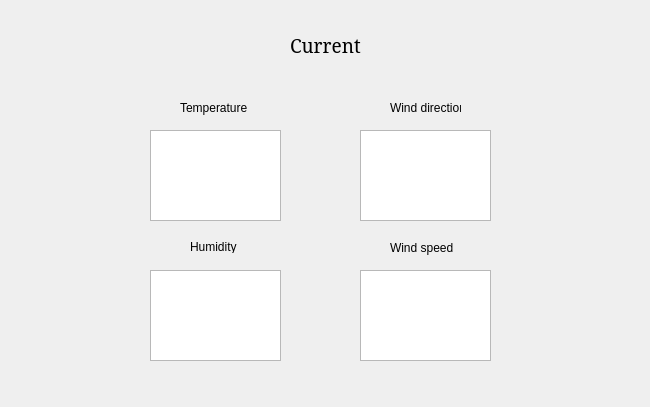
The window that Madita (desktop application)/WeatherstationApp/mainwindow.ui (Lonewoelf/Eye-of-the-storm) describes before a commit, drawn with Qt 5.
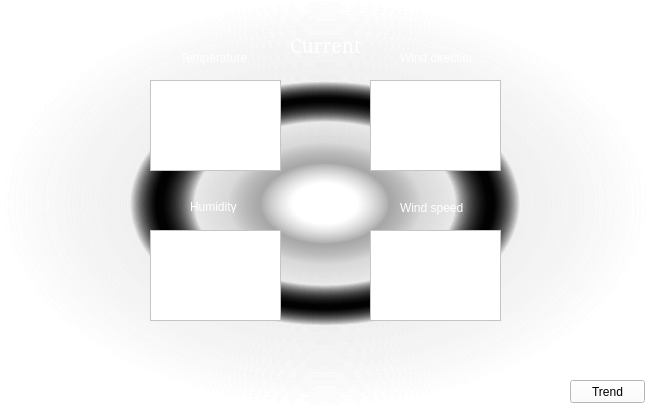
The same window after the commit.

Commit message: Version 1.6 with trend window

Patch:
```diff
--- a/Madita (desktop application)/WeatherstationApp/mainwindow.ui
+++ b/Madita (desktop application)/WeatherstationApp/mainwindow.ui
@@ -11,7 +11,10 @@
    </rect>
   </property>
   <property name="windowTitle">
-   <string>Weather stationC</string>
+   <string>Weather station(Current)</string>
+  </property>
+  <property name="styleSheet">
+   <string notr="true">background-color:qradialgradient(spread:pad, cx:0.5, cy:0.5, radius:0.5, fx:0.5, fy:0.5, stop:0 rgba(255, 255, 255, 255), stop:0.1 rgba(255, 255, 255, 255), stop:0.2 rgba(163, 163, 163, 167), stop:0.3 rgba(204, 204, 204, 92), stop:0.4 rgba(209, 209, 209, 51), stop:0.5 rgba(0, 0, 0, 205), stop:0.52 rgba(0, 0, 0, 205), stop:0.6 rgba(234, 234, 234, 84), stop:1 rgba(255, 255, 255, 0))</string>
   </property>
   <property name="iconSize">
    <size>
@@ -23,8 +26,8 @@
    <widget class="QPlainTextEdit" name="windDirection">
     <property name="geometry">
      <rect>
-      <x>360</x>
-      <y>130</y>
+      <x>370</x>
+      <y>80</y>
       <width>131</width>
       <height>91</height>
      </rect>
@@ -37,6 +40,10 @@
       <bold>false</bold>
      </font>
     </property>
+    <property name="styleSheet">
+     <string notr="true">background-color: rgb(255, 255, 255);
+</string>
+    </property>
     <property name="inputMethodHints">
      <set>Qt::ImhNone</set>
     </property>
@@ -57,7 +64,7 @@
     <property name="geometry">
      <rect>
       <x>150</x>
-      <y>270</y>
+      <y>230</y>
       <width>131</width>
       <height>91</height>
      </rect>
@@ -70,6 +77,10 @@
       <bold>false</bold>
      </font>
     </property>
+    <property name="styleSheet">
+     <string notr="true">background-color: rgb(255, 255, 255);
+</string>
+    </property>
     <property name="inputMethodHints">
      <set>Qt::ImhNone</set>
     </property>
@@ -98,6 +109,24 @@
     <property name="palette">
      <palette>
       <active>
+       <colorrole role="WindowText">
+        <brush brushstyle="SolidPattern">
+         <color alpha="255">
+          <red>255</red>
+          <green>255</green>
+          <blue>255</blue>
+         </color>
+        </brush>
+       </colorrole>
+       <colorrole role="Button">
+        <brush brushstyle="SolidPattern">
+         <color alpha="0">
+          <red>0</red>
+          <green>0</green>
+          <blue>0</blue>
+         </color>
+        </brush>
+       </colorrole>
        <colorrole role="Text">
         <brush brushstyle="SolidPattern">
          <color alpha="255">
@@ -116,6 +145,24 @@
          </color>
         </brush>
        </colorrole>
+       <colorrole role="Base">
+        <brush brushstyle="SolidPattern">
+         <color alpha="0">
+          <red>0</red>
+          <green>0</green>
+          <blue>0</blue>
+         </color>
+        </brush>
+       </colorrole>
+       <colorrole role="Window">
+        <brush brushstyle="SolidPattern">
+         <color alpha="0">
+          <red>0</red>
+          <green>0</green>
+          <blue>0</blue>
+         </color>
+        </brush>
+       </colorrole>
        <colorrole role="ToolTipText">
         <brush brushstyle="SolidPattern">
          <color alpha="255">
@@ -127,6 +174,24 @@
        </colorrole>
       </active>
       <inactive>
+       <colorrole role="WindowText">
+        <brush brushstyle="SolidPattern">
+         <color alpha="255">
+          <red>255</red>
+          <green>255</green>
+          <blue>255</blue>
+         </color>
+        </brush>
+       </colorrole>
+       <colorrole role="Button">
+        <brush brushstyle="SolidPattern">
+         <color alpha="0">
+          <red>0</red>
+          <green>0</green>
+          <blue>0</blue>
+         </color>
+        </brush>
+       </colorrole>
        <colorrole role="Text">
         <brush brushstyle="SolidPattern">
          <color alpha="255">
@@ -145,6 +210,24 @@
          </color>
         </brush>
        </colorrole>
+       <colorrole role="Base">
+        <brush brushstyle="SolidPattern">
+         <color alpha="0">
+          <red>0</red>
+          <green>0</green>
+          <blue>0</blue>
+         </color>
+        </brush>
+       </colorrole>
+       <colorrole role="Window">
+        <brush brushstyle="SolidPattern">
+         <color alpha="0">
+          <red>0</red>
+          <green>0</green>
+          <blue>0</blue>
+         </color>
+        </brush>
+       </colorrole>
        <colorrole role="ToolTipText">
         <brush brushstyle="SolidPattern">
          <color alpha="255">
@@ -156,6 +239,24 @@
        </colorrole>
       </inactive>
       <disabled>
+       <colorrole role="WindowText">
+        <brush brushstyle="SolidPattern">
+         <color alpha="255">
+          <red>120</red>
+          <green>120</green>
+          <blue>120</blue>
+         </color>
+        </brush>
+       </colorrole>
+       <colorrole role="Button">
+        <brush brushstyle="SolidPattern">
+         <color alpha="0">
+          <red>0</red>
+          <green>0</green>
+          <blue>0</blue>
+         </color>
+        </brush>
+       </colorrole>
        <colorrole role="Text">
         <brush brushstyle="SolidPattern">
          <color alpha="255">
@@ -174,6 +275,24 @@
          </color>
         </brush>
        </colorrole>
+       <colorrole role="Base">
+        <brush brushstyle="SolidPattern">
+         <color alpha="0">
+          <red>0</red>
+          <green>0</green>
+          <blue>0</blue>
+         </color>
+        </brush>
+       </colorrole>
+       <colorrole role="Window">
+        <brush brushstyle="SolidPattern">
+         <color alpha="0">
+          <red>0</red>
+          <green>0</green>
+          <blue>0</blue>
+         </color>
+        </brush>
+       </colorrole>
        <colorrole role="ToolTipText">
         <brush brushstyle="SolidPattern">
          <color alpha="255">
@@ -192,6 +311,10 @@
       <pointsize>14</pointsize>
      </font>
     </property>
+    <property name="styleSheet">
+     <string notr="true">background-color: rgba(0,0,0,0%)
+</string>
+    </property>
     <property name="text">
      <string>Current</string>
     </property>
@@ -199,8 +322,8 @@
    <widget class="QPlainTextEdit" name="windSpeed">
     <property name="geometry">
      <rect>
-      <x>360</x>
-      <y>270</y>
+      <x>370</x>
+      <y>230</y>
       <width>131</width>
       <height>91</height>
      </rect>
@@ -213,6 +336,10 @@
       <bold>false</bold>
      </font>
     </property>
+    <property name="styleSheet">
+     <string notr="true">background-color: rgb(255, 255, 255);
+</string>
+    </property>
     <property name="inputMethodHints">
      <set>Qt::ImhNone</set>
     </property>
@@ -233,7 +360,7 @@
     <property name="geometry">
      <rect>
       <x>150</x>
-      <y>130</y>
+      <y>80</y>
       <width>131</width>
       <height>91</height>
      </rect>
@@ -246,6 +373,10 @@
       <bold>false</bold>
      </font>
     </property>
+    <property name="styleSheet">
+     <string notr="true">background-color: rgb(255, 255, 255);
+</string>
+    </property>
     <property name="inputMethodHints">
      <set>Qt::ImhNone</set>
     </property>
@@ -269,11 +400,132 @@
     <property name="geometry">
      <rect>
       <x>190</x>
-      <y>240</y>
+      <y>200</y>
       <width>47</width>
       <height>13</height>
      </rect>
     </property>
+    <property name="palette">
+     <palette>
+      <active>
+       <colorrole role="WindowText">
+        <brush brushstyle="SolidPattern">
+         <color alpha="255">
+          <red>255</red>
+          <green>255</green>
+          <blue>255</blue>
+         </color>
+        </brush>
+       </colorrole>
+       <colorrole role="Button">
+        <brush brushstyle="SolidPattern">
+         <color alpha="0">
+          <red>0</red>
+          <green>0</green>
+          <blue>0</blue>
+         </color>
+        </brush>
+       </colorrole>
+       <colorrole role="Base">
+        <brush brushstyle="SolidPattern">
+         <color alpha="0">
+          <red>0</red>
+          <green>0</green>
+          <blue>0</blue>
+         </color>
+        </brush>
+       </colorrole>
+       <colorrole role="Window">
+        <brush brushstyle="SolidPattern">
+         <color alpha="0">
+          <red>0</red>
+          <green>0</green>
+          <blue>0</blue>
+         </color>
+        </brush>
+       </colorrole>
+      </active>
+      <inactive>
+       <colorrole role="WindowText">
+        <brush brushstyle="SolidPattern">
+         <color alpha="255">
+          <red>255</red>
+          <green>255</green>
+          <blue>255</blue>
+         </color>
+        </brush>
+       </colorrole>
+       <colorrole role="Button">
+        <brush brushstyle="SolidPattern">
+         <color alpha="0">
+          <red>0</red>
+          <green>0</green>
+          <blue>0</blue>
+         </color>
+        </brush>
+       </colorrole>
+       <colorrole role="Base">
+        <brush brushstyle="SolidPattern">
+         <color alpha="0">
+          <red>0</red>
+          <green>0</green>
+          <blue>0</blue>
+         </color>
+        </brush>
+       </colorrole>
+       <colorrole role="Window">
+        <brush brushstyle="SolidPattern">
+         <color alpha="0">
+          <red>0</red>
+          <green>0</green>
+          <blue>0</blue>
+         </color>
+        </brush>
+       </colorrole>
+      </inactive>
+      <disabled>
+       <colorrole role="WindowText">
+        <brush brushstyle="SolidPattern">
+         <color alpha="255">
+          <red>120</red>
+          <green>120</green>
+          <blue>120</blue>
+         </color>
+        </brush>
+       </colorrole>
+       <colorrole role="Button">
+        <brush brushstyle="SolidPattern">
+         <color alpha="0">
+          <red>0</red>
+          <green>0</green>
+          <blue>0</blue>
+         </color>
+        </brush>
+       </colorrole>
+       <colorrole role="Base">
+        <brush brushstyle="SolidPattern">
+         <color alpha="0">
+          <red>0</red>
+          <green>0</green>
+          <blue>0</blue>
+         </color>
+        </brush>
+       </colorrole>
+       <colorrole role="Window">
+        <brush brushstyle="SolidPattern">
+         <color alpha="0">
+          <red>0</red>
+          <green>0</green>
+          <blue>0</blue>
+         </color>
+        </brush>
+       </colorrole>
+      </disabled>
+     </palette>
+    </property>
+    <property name="styleSheet">
+     <string notr="true">background-color: rgba(0,0,0,0%)</string>
+    </property>
     <property name="text">
      <string>Humidity</string>
     </property>
@@ -282,11 +534,132 @@
     <property name="geometry">
      <rect>
       <x>180</x>
-      <y>100</y>
+      <y>50</y>
       <width>71</width>
       <height>16</height>
      </rect>
     </property>
+    <property name="palette">
+     <palette>
+      <active>
+       <colorrole role="WindowText">
+        <brush brushstyle="SolidPattern">
+         <color alpha="255">
+          <red>255</red>
+          <green>255</green>
+          <blue>255</blue>
+         </color>
+        </brush>
+       </colorrole>
+       <colorrole role="Button">
+        <brush brushstyle="SolidPattern">
+         <color alpha="0">
+          <red>0</red>
+          <green>0</green>
+          <blue>0</blue>
+         </color>
+        </brush>
+       </colorrole>
+       <colorrole role="Base">
+        <brush brushstyle="SolidPattern">
+         <color alpha="0">
+          <red>0</red>
+          <green>0</green>
+          <blue>0</blue>
+         </color>
+        </brush>
+       </colorrole>
+       <colorrole role="Window">
+        <brush brushstyle="SolidPattern">
+         <color alpha="0">
+          <red>0</red>
+          <green>0</green>
+          <blue>0</blue>
+         </color>
+        </brush>
+       </colorrole>
+      </active>
+      <inactive>
+       <colorrole role="WindowText">
+        <brush brushstyle="SolidPattern">
+         <color alpha="255">
+          <red>255</red>
+          <green>255</green>
+          <blue>255</blue>
+         </color>
+        </brush>
+       </colorrole>
+       <colorrole role="Button">
+        <brush brushstyle="SolidPattern">
+         <color alpha="0">
+          <red>0</red>
+          <green>0</green>
+          <blue>0</blue>
+         </color>
+        </brush>
+       </colorrole>
+       <colorrole role="Base">
+        <brush brushstyle="SolidPattern">
+         <color alpha="0">
+          <red>0</red>
+          <green>0</green>
+          <blue>0</blue>
+         </color>
+        </brush>
+       </colorrole>
+       <colorrole role="Window">
+        <brush brushstyle="SolidPattern">
+         <color alpha="0">
+          <red>0</red>
+          <green>0</green>
+          <blue>0</blue>
+         </color>
+        </brush>
+       </colorrole>
+      </inactive>
+      <disabled>
+       <colorrole role="WindowText">
+        <brush brushstyle="SolidPattern">
+         <color alpha="255">
+          <red>120</red>
+          <green>120</green>
+          <blue>120</blue>
+         </color>
+        </brush>
+       </colorrole>
+       <colorrole role="Button">
+        <brush brushstyle="SolidPattern">
+         <color alpha="0">
+          <red>0</red>
+          <green>0</green>
+          <blue>0</blue>
+         </color>
+        </brush>
+       </colorrole>
+       <colorrole role="Base">
+        <brush brushstyle="SolidPattern">
+         <color alpha="0">
+          <red>0</red>
+          <green>0</green>
+          <blue>0</blue>
+         </color>
+        </brush>
+       </colorrole>
+       <colorrole role="Window">
+        <brush brushstyle="SolidPattern">
+         <color alpha="0">
+          <red>0</red>
+          <green>0</green>
+          <blue>0</blue>
+         </color>
+        </brush>
+       </colorrole>
+      </disabled>
+     </palette>
+    </property>
+    <property name="styleSheet">
+     <string notr="true">background-color: rgba(0,0,0,0%)</string>
+    </property>
     <property name="text">
      <string>Temperature</string>
     </property>
@@ -294,12 +667,133 @@
    <widget class="QLabel" name="label_3">
     <property name="geometry">
      <rect>
-      <x>390</x>
-      <y>100</y>
+      <x>400</x>
+      <y>50</y>
       <width>71</width>
       <height>16</height>
      </rect>
     </property>
+    <property name="palette">
+     <palette>
+      <active>
+       <colorrole role="WindowText">
+        <brush brushstyle="SolidPattern">
+         <color alpha="255">
+          <red>255</red>
+          <green>255</green>
+          <blue>255</blue>
+         </color>
+        </brush>
+       </colorrole>
+       <colorrole role="Button">
+        <brush brushstyle="SolidPattern">
+         <color alpha="0">
+          <red>0</red>
+          <green>0</green>
+          <blue>0</blue>
+         </color>
+        </brush>
+       </colorrole>
+       <colorrole role="Base">
+        <brush brushstyle="SolidPattern">
+         <color alpha="0">
+          <red>0</red>
+          <green>0</green>
+          <blue>0</blue>
+         </color>
+        </brush>
+       </colorrole>
+       <colorrole role="Window">
+        <brush brushstyle="SolidPattern">
+         <color alpha="0">
+          <red>0</red>
+          <green>0</green>
+          <blue>0</blue>
+         </color>
+        </brush>
+       </colorrole>
+      </active>
+      <inactive>
+       <colorrole role="WindowText">
+        <brush brushstyle="SolidPattern">
+         <color alpha="255">
+          <red>255</red>
+          <green>255</green>
+          <blue>255</blue>
+         </color>
+        </brush>
+       </colorrole>
+       <colorrole role="Button">
+        <brush brushstyle="SolidPattern">
+         <color alpha="0">
+          <red>0</red>
+          <green>0</green>
+          <blue>0</blue>
+         </color>
+        </brush>
+       </colorrole>
+       <colorrole role="Base">
+        <brush brushstyle="SolidPattern">
+         <color alpha="0">
+          <red>0</red>
+          <green>0</green>
+          <blue>0</blue>
+         </color>
+        </brush>
+       </colorrole>
+       <colorrole role="Window">
+        <brush brushstyle="SolidPattern">
+         <color alpha="0">
+          <red>0</red>
+          <green>0</green>
+          <blue>0</blue>
+         </color>
+        </brush>
+       </colorrole>
+      </inactive>
+      <disabled>
+       <colorrole role="WindowText">
+        <brush brushstyle="SolidPattern">
+         <color alpha="255">
+          <red>120</red>
+          <green>120</green>
+          <blue>120</blue>
+         </color>
+        </brush>
+       </colorrole>
+       <colorrole role="Button">
+        <brush brushstyle="SolidPattern">
+         <color alpha="0">
+          <red>0</red>
+          <green>0</green>
+          <blue>0</blue>
+         </color>
+        </brush>
+       </colorrole>
+       <colorrole role="Base">
+        <brush brushstyle="SolidPattern">
+         <color alpha="0">
+          <red>0</red>
+          <green>0</green>
+          <blue>0</blue>
+         </color>
+        </brush>
+       </colorrole>
+       <colorrole role="Window">
+        <brush brushstyle="SolidPattern">
+         <color alpha="0">
+          <red>0</red>
+          <green>0</green>
+          <blue>0</blue>
+         </color>
+        </brush>
+       </colorrole>
+      </disabled>
+     </palette>
+    </property>
+    <property name="styleSheet">
+     <string notr="true">background-color: rgba(0,0,0,0%)</string>
+    </property>
     <property name="text">
      <string>Wind direction</string>
     </property>
@@ -307,16 +801,153 @@
    <widget class="QLabel" name="label_4">
     <property name="geometry">
      <rect>
-      <x>390</x>
-      <y>240</y>
+      <x>400</x>
+      <y>200</y>
       <width>71</width>
       <height>16</height>
      </rect>
     </property>
+    <property name="palette">
+     <palette>
+      <active>
+       <colorrole role="WindowText">
+        <brush brushstyle="SolidPattern">
+         <color alpha="255">
+          <red>255</red>
+          <green>255</green>
+          <blue>255</blue>
+         </color>
+        </brush>
+       </colorrole>
+       <colorrole role="Button">
+        <brush brushstyle="SolidPattern">
+         <color alpha="0">
+          <red>0</red>
+          <green>0</green>
+          <blue>0</blue>
+         </color>
+        </brush>
+       </colorrole>
+       <colorrole role="Base">
+        <brush brushstyle="SolidPattern">
+         <color alpha="0">
+          <red>0</red>
+          <green>0</green>
+          <blue>0</blue>
+         </color>
+        </brush>
+       </colorrole>
+       <colorrole role="Window">
+        <brush brushstyle="SolidPattern">
+         <color alpha="0">
+          <red>0</red>
+          <green>0</green>
+          <blue>0</blue>
+         </color>
+        </brush>
+       </colorrole>
+      </active>
+      <inactive>
+       <colorrole role="WindowText">
+        <brush brushstyle="SolidPattern">
+         <color alpha="255">
+          <red>255</red>
+          <green>255</green>
+          <blue>255</blue>
+         </color>
+        </brush>
+       </colorrole>
+       <colorrole role="Button">
+        <brush brushstyle="SolidPattern">
+         <color alpha="0">
+          <red>0</red>
+          <green>0</green>
+          <blue>0</blue>
+         </color>
+        </brush>
+       </colorrole>
+       <colorrole role="Base">
+        <brush brushstyle="SolidPattern">
+         <color alpha="0">
+          <red>0</red>
+          <green>0</green>
+          <blue>0</blue>
+         </color>
+        </brush>
+       </colorrole>
+       <colorrole role="Window">
+        <brush brushstyle="SolidPattern">
+         <color alpha="0">
+          <red>0</red>
+          <green>0</green>
+          <blue>0</blue>
+         </color>
+        </brush>
+       </colorrole>
+      </inactive>
+      <disabled>
+       <colorrole role="WindowText">
+        <brush brushstyle="SolidPattern">
+         <color alpha="255">
+          <red>120</red>
+          <green>120</green>
+          <blue>120</blue>
+         </color>
+        </brush>
+       </colorrole>
+       <colorrole role="Button">
+        <brush brushstyle="SolidPattern">
+         <color alpha="0">
+          <red>0</red>
+          <green>0</green>
+          <blue>0</blue>
+         </color>
+        </brush>
+       </colorrole>
+       <colorrole role="Base">
+        <brush brushstyle="SolidPattern">
+         <color alpha="0">
+          <red>0</red>
+          <green>0</green>
+          <blue>0</blue>
+         </color>
+        </brush>
+       </colorrole>
+       <colorrole role="Window">
+        <brush brushstyle="SolidPattern">
+         <color alpha="0">
+          <red>0</red>
+          <green>0</green>
+          <blue>0</blue>
+         </color>
+        </brush>
+       </colorrole>
+      </disabled>
+     </palette>
+    </property>
+    <property name="styleSheet">
+     <string notr="true">background-color: rgba(0,0,0,0%)</string>
+    </property>
     <property name="text">
      <string>Wind speed</string>
     </property>
    </widget>
+   <widget class="QPushButton" name="trendButton">
+    <property name="geometry">
+     <rect>
+      <x>570</x>
+      <y>380</y>
+      <width>75</width>
+      <height>23</height>
+     </rect>
+    </property>
+    <property name="styleSheet">
+     <string notr="true">background-color: rgb(255, 255, 255)</string>
+    </property>
+    <property name="text">
+     <string>Trend</string>
+    </property>
+   </widget>
   </widget>
   <action name="actionTrend">
    <property name="text">
```
The commit also changes 20 other files.
